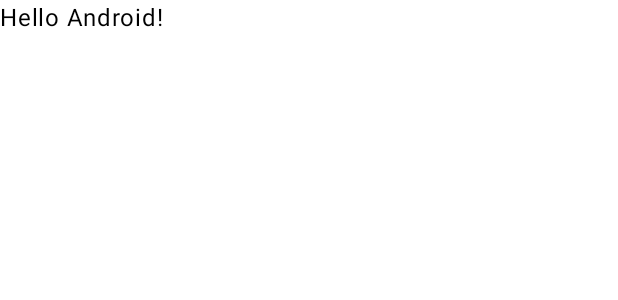
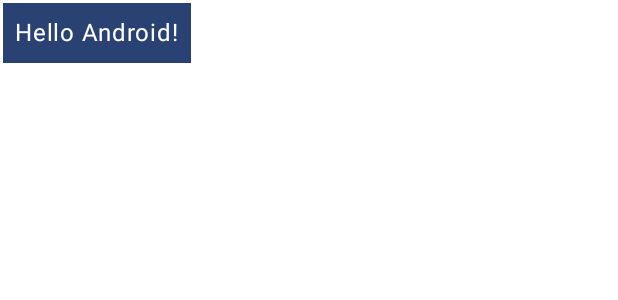
Before and after one commit to hamidrezafarahani/SecondComposeSampleApp, an Android app built with Jetpack Compose: the @Preview function GreetingPreview, on a phone screen of 412 x 824 dp. Shown: the top 300 px of the screen. Run offline under Robolectric (Android 15) with nearby library versions, the phone set to English and light mode, and no system bars.

Commit message:
change color and padding

```diff
--- a/app/src/main/java/com/example/secondcomposesampleapp/MainActivity.kt
+++ b/app/src/main/java/com/example/secondcomposesampleapp/MainActivity.kt
@@ -1,15 +1,18 @@
 package com.example.secondcomposesampleapp
 
+import android.content.res.Configuration
 import android.os.Bundle
 import androidx.activity.ComponentActivity
 import androidx.activity.compose.setContent
 import androidx.compose.foundation.layout.fillMaxSize
+import androidx.compose.foundation.layout.padding
 import androidx.compose.material3.MaterialTheme
 import androidx.compose.material3.Surface
 import androidx.compose.material3.Text
 import androidx.compose.runtime.Composable
 import androidx.compose.ui.Modifier
 import androidx.compose.ui.tooling.preview.Preview
+import androidx.compose.ui.unit.dp
 import com.example.secondcomposesampleapp.ui.theme.SecondComposeSampleAppTheme
 
 class MainActivity : ComponentActivity() {
@@ -31,13 +34,19 @@ class MainActivity : ComponentActivity() {
 
 @Composable
 fun Greeting(name: String, modifier: Modifier = Modifier) {
-    Text(
-        text = "Hello $name!",
-        modifier = modifier
-    )
+    Surface(
+        color = MaterialTheme.colorScheme.primary,
+        modifier = modifier.padding(2.dp)
+    ) {
+        Text(
+            text = "Hello $name!",
+            modifier = modifier.padding(8.dp)
+        )
+    }
 }
 
-@Preview(showBackground = true)
+@Preview("Light Mode", showBackground = true)
+@Preview("Dark Mode", uiMode = Configuration.UI_MODE_NIGHT_YES, showBackground = true)
 @Composable
 fun GreetingPreview() {
     SecondComposeSampleAppTheme {
```
